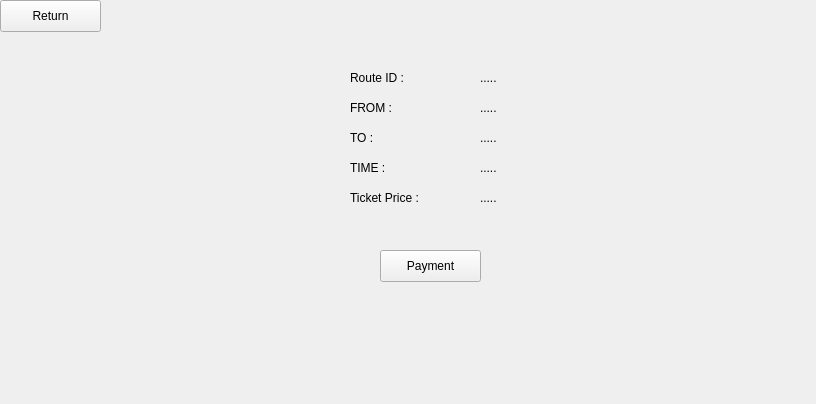
Above: bookingwindow.ui from Aayam73/Bus-Management-System before the change. Below: the same form after it.
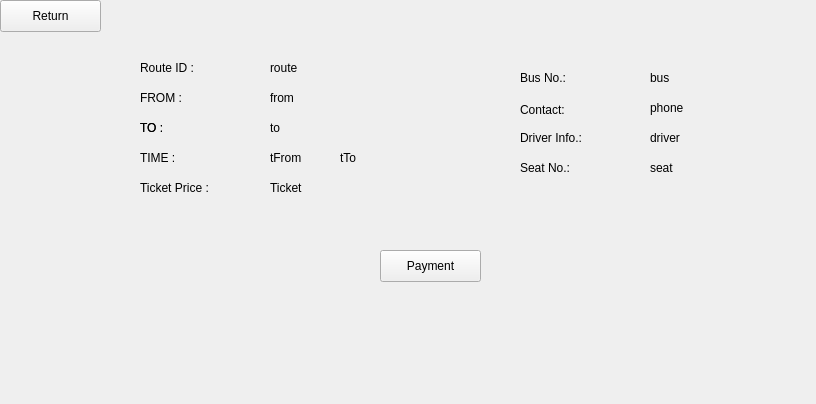
That is the form after the change.

```diff
--- a/bookingwindow.ui
+++ b/bookingwindow.ui
@@ -16,53 +16,53 @@
   <widget class="QLabel" name="labelRouteId">
    <property name="geometry">
     <rect>
-     <x>480</x>
-     <y>70</y>
+     <x>270</x>
+     <y>60</y>
      <width>121</width>
      <height>16</height>
     </rect>
    </property>
    <property name="text">
-    <string>.....</string>
+    <string>route</string>
    </property>
   </widget>
   <widget class="QLabel" name="labelFrom">
    <property name="geometry">
     <rect>
-     <x>480</x>
-     <y>100</y>
+     <x>270</x>
+     <y>90</y>
      <width>101</width>
      <height>16</height>
     </rect>
    </property>
    <property name="text">
-    <string>.....</string>
+    <string>from</string>
    </property>
   </widget>
   <widget class="QLabel" name="labelTo">
    <property name="geometry">
     <rect>
-     <x>480</x>
-     <y>130</y>
+     <x>270</x>
+     <y>120</y>
      <width>81</width>
      <height>16</height>
     </rect>
    </property>
    <property name="text">
-    <string>.....</string>
+    <string>to</string>
    </property>
   </widget>
   <widget class="QLabel" name="labelDeparture">
    <property name="geometry">
     <rect>
-     <x>480</x>
-     <y>160</y>
-     <width>101</width>
+     <x>270</x>
+     <y>150</y>
+     <width>51</width>
      <height>16</height>
     </rect>
    </property>
    <property name="text">
-    <string>.....</string>
+    <string>tFrom</string>
    </property>
   </widget>
   <widget class="QPushButton" name="btnReturn">
@@ -94,8 +94,8 @@
   <widget class="QLabel" name="labelRouteId_2">
    <property name="geometry">
     <rect>
-     <x>350</x>
-     <y>70</y>
+     <x>140</x>
+     <y>60</y>
      <width>121</width>
      <height>16</height>
     </rect>
@@ -107,8 +107,8 @@
   <widget class="QLabel" name="labelFrom_2">
    <property name="geometry">
     <rect>
-     <x>350</x>
-     <y>100</y>
+     <x>140</x>
+     <y>90</y>
      <width>101</width>
      <height>16</height>
     </rect>
@@ -120,8 +120,8 @@
   <widget class="QLabel" name="labelTo_2">
    <property name="geometry">
     <rect>
-     <x>350</x>
-     <y>130</y>
+     <x>140</x>
+     <y>120</y>
      <width>81</width>
      <height>16</height>
     </rect>
@@ -133,8 +133,8 @@
   <widget class="QLabel" name="labelDeparture_2">
    <property name="geometry">
     <rect>
-     <x>350</x>
-     <y>160</y>
+     <x>140</x>
+     <y>150</y>
      <width>101</width>
      <height>16</height>
     </rect>
@@ -146,21 +146,21 @@
   <widget class="QLabel" name="labelPrice">
    <property name="geometry">
     <rect>
-     <x>480</x>
-     <y>190</y>
+     <x>270</x>
+     <y>180</y>
      <width>58</width>
      <height>16</height>
     </rect>
    </property>
    <property name="text">
-    <string>.....</string>
+    <string>Ticket</string>
    </property>
   </widget>
   <widget class="QLabel" name="labelPrice_2">
    <property name="geometry">
     <rect>
-     <x>350</x>
-     <y>190</y>
+     <x>140</x>
+     <y>180</y>
      <width>81</width>
      <height>16</height>
     </rect>
@@ -169,6 +169,136 @@
     <string>Ticket Price :</string>
    </property>
   </widget>
+  <widget class="QLabel" name="labelTo_4">
+   <property name="geometry">
+    <rect>
+     <x>140</x>
+     <y>120</y>
+     <width>81</width>
+     <height>16</height>
+    </rect>
+   </property>
+   <property name="text">
+    <string>TO :</string>
+   </property>
+  </widget>
+  <widget class="QLabel" name="labelBus">
+   <property name="geometry">
+    <rect>
+     <x>650</x>
+     <y>70</y>
+     <width>121</width>
+     <height>16</height>
+    </rect>
+   </property>
+   <property name="text">
+    <string>bus</string>
+   </property>
+  </widget>
+  <widget class="QLabel" name="labelPhone">
+   <property name="geometry">
+    <rect>
+     <x>650</x>
+     <y>100</y>
+     <width>121</width>
+     <height>16</height>
+    </rect>
+   </property>
+   <property name="text">
+    <string>phone</string>
+   </property>
+  </widget>
+  <widget class="QLabel" name="labelArrival">
+   <property name="geometry">
+    <rect>
+     <x>340</x>
+     <y>150</y>
+     <width>51</width>
+     <height>16</height>
+    </rect>
+   </property>
+   <property name="text">
+    <string>tTo</string>
+   </property>
+  </widget>
+  <widget class="QLabel" name="labelDriver">
+   <property name="geometry">
+    <rect>
+     <x>650</x>
+     <y>130</y>
+     <width>121</width>
+     <height>16</height>
+    </rect>
+   </property>
+   <property name="text">
+    <string>driver</string>
+   </property>
+  </widget>
+  <widget class="QLabel" name="labelSeats">
+   <property name="geometry">
+    <rect>
+     <x>650</x>
+     <y>160</y>
+     <width>121</width>
+     <height>16</height>
+    </rect>
+   </property>
+   <property name="text">
+    <string>seat</string>
+   </property>
+  </widget>
+  <widget class="QLabel" name="labelBus_2">
+   <property name="geometry">
+    <rect>
+     <x>520</x>
+     <y>70</y>
+     <width>121</width>
+     <height>16</height>
+    </rect>
+   </property>
+   <property name="text">
+    <string>Bus No.:</string>
+   </property>
+  </widget>
+  <widget class="QLabel" name="labelPhone_2">
+   <property name="geometry">
+    <rect>
+     <x>520</x>
+     <y>100</y>
+     <width>121</width>
+     <height>20</height>
+    </rect>
+   </property>
+   <property name="text">
+    <string>Contact:</string>
+   </property>
+  </widget>
+  <widget class="QLabel" name="labelDriver_2">
+   <property name="geometry">
+    <rect>
+     <x>520</x>
+     <y>130</y>
+     <width>121</width>
+     <height>16</height>
+    </rect>
+   </property>
+   <property name="text">
+    <string>Driver Info.:</string>
+   </property>
+  </widget>
+  <widget class="QLabel" name="labelSeats_2">
+   <property name="geometry">
+    <rect>
+     <x>520</x>
+     <y>160</y>
+     <width>121</width>
+     <height>16</height>
+    </rect>
+   </property>
+   <property name="text">
+    <string>Seat No.:</string>
+   </property>
+  </widget>
  </widget>
  <resources/>
  <connections/>
```
